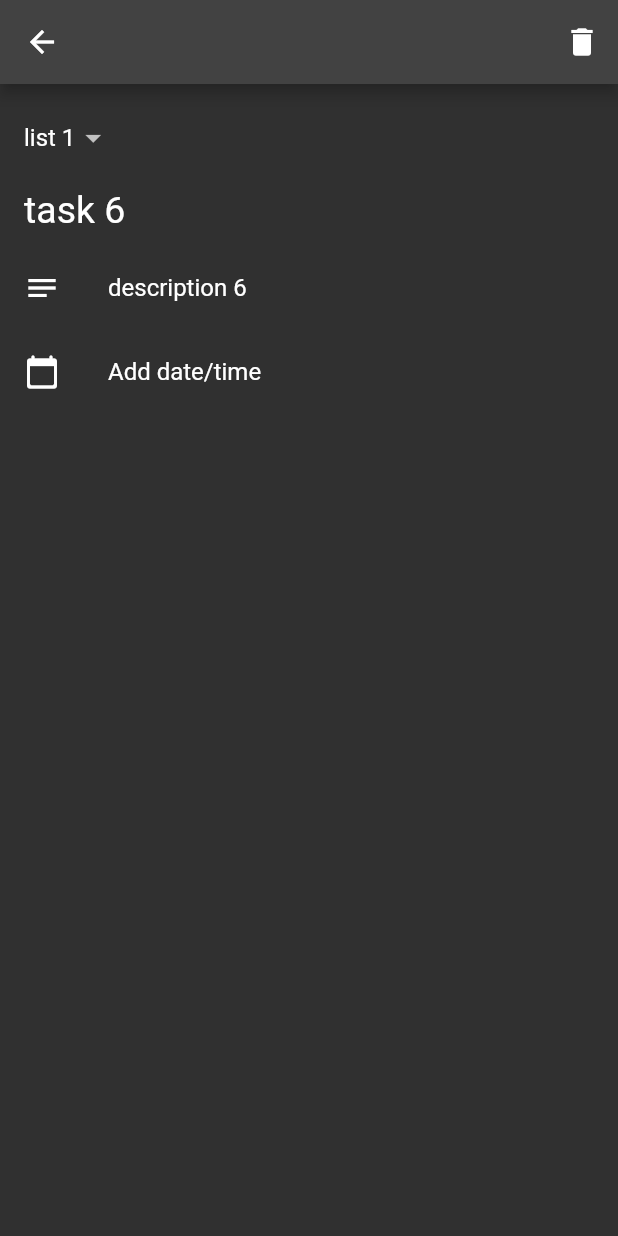
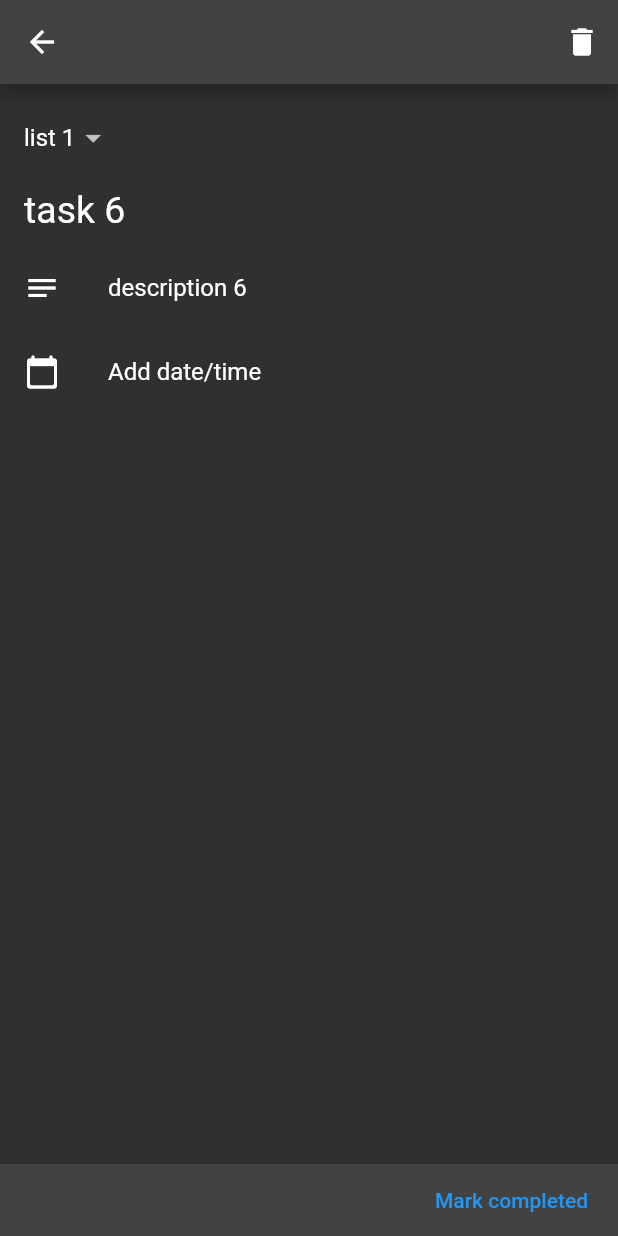
Before and after one commit to SrikantKanekar/TasksApp-Flutter, a Flutter app: the screen it shows after launch, after a tap on "task 6", on a phone screen of 412 x 824 dp. Run offline on Flutter 3.47's test engine with Material 2 defaults, Android fonts, the phone set to English and light mode, and no system bars; our stand-ins replace shared_preferences, sqflite; accounts and stored records are empty.

Commit message:
completing task ui

```diff
--- a/lib/main.dart
+++ b/lib/main.dart
@@ -1,7 +1,7 @@
 import 'package:flutter/material.dart';
-import 'package:tasks/screens/home_screen.dart';
-import 'package:tasks/screens/list_screen.dart';
-import 'package:tasks/screens/task_screen.dart';
+import 'package:tasks/screens/home_screen/home_screen.dart';
+import 'package:tasks/screens/list_screen/list_screen.dart';
+import 'package:tasks/screens/task_screen/task_screen.dart';
 
 void main() => runApp(const MyApp());
 
--- a/lib/screens/home_screen.dart
+++ b/lib/screens/home_screen/home_screen.dart
@@ -1,9 +1,9 @@
 import 'package:flutter/material.dart';
 import 'package:tasks/model/task_list.dart';
 import 'package:tasks/repository/data.dart';
-import 'package:tasks/widgets/my_bottom_bar.dart';
-import 'package:tasks/widgets/my_floating_button.dart';
-import 'package:tasks/widgets/task_list_widget.dart';
+import 'package:tasks/screens/home_screen/my_bottom_bar.dart';
+import 'package:tasks/screens/home_screen/my_floating_button.dart';
+import 'package:tasks/screens/home_screen/task_list_widget.dart';
 
 class HomeScreen extends StatefulWidget {
   const HomeScreen({Key? key}) : super(key: key);
@@ -38,6 +38,7 @@ class _HomeScreenState extends State<HomeScreen> {
               .map((list) => TaskListWidget(tasks: list.tasks))
               .toList(),
         ),
+        resizeToAvoidBottomInset: false,
         floatingActionButtonLocation: FloatingActionButtonLocation.centerDocked,
         floatingActionButton: const MyFloatingButton(),
         bottomNavigationBar: const MyBottomBar(),
--- a/lib/widgets/my_bottom_bar.dart
+++ b/lib/screens/home_screen/my_bottom_bar.dart
@@ -1,6 +1,6 @@
 import 'package:flutter/material.dart';
-import 'package:tasks/widgets/menu_botton_sheet.dart';
-import 'package:tasks/widgets/options_botton_sheet.dart';
+import 'package:tasks/screens/home_screen/menu_botton_sheet.dart';
+import 'package:tasks/screens/home_screen/options_botton_sheet.dart';
 
 class MyBottomBar extends StatelessWidget {
   const MyBottomBar({Key? key}) : super(key: key);
--- a/lib/widgets/options_botton_sheet.dart
+++ b/lib/screens/home_screen/options_botton_sheet.dart
@@ -1,5 +1,5 @@
 import 'package:flutter/material.dart';
-import 'package:tasks/screens/list_screen.dart';
+import 'package:tasks/screens/list_screen/list_screen.dart';
 
 class OptionsBottomSheet extends StatelessWidget {
   const OptionsBottomSheet({Key? key}) : super(key: key);
--- a/lib/widgets/task_item.dart
+++ b/lib/screens/home_screen/task_item.dart
@@ -1,6 +1,6 @@
 import 'package:flutter/material.dart';
 import 'package:tasks/model/task.dart';
-import 'package:tasks/screens/task_screen.dart';
+import 'package:tasks/screens/task_screen/task_screen.dart';
 
 class TaskItem extends StatelessWidget {
   final Task task;
--- a/lib/widgets/task_list_widget.dart
+++ b/lib/screens/home_screen/task_list_widget.dart
@@ -1,6 +1,6 @@
 import 'package:flutter/material.dart';
 import 'package:tasks/model/task.dart';
-import 'package:tasks/widgets/task_item.dart';
+import 'package:tasks/screens/home_screen/task_item.dart';
 
 class TaskListWidget extends StatefulWidget {
   final List<Task> tasks;
@@ -35,15 +35,13 @@ class _TaskListWidgetState extends State<TaskListWidget> {
       ListTile(
         contentPadding: const EdgeInsets.symmetric(horizontal: 26),
         title: Text('Completed (${completed.length})'),
-        trailing: IconButton(
-          onPressed: () {
-            setState(() {
-              expanded = !expanded;
-            });
-          },
-          icon: Icon(
-              expanded ? Icons.keyboard_arrow_up : Icons.keyboard_arrow_down),
-        ),
+        trailing: Icon(
+            expanded ? Icons.keyboard_arrow_up : Icons.keyboard_arrow_down),
+        onTap: () {
+          setState(() {
+            expanded = !expanded;
+          });
+        },
       ),
     );
     widgets.addAll(completedWidgets);
--- a/lib/screens/task_screen.dart
+++ b/lib/screens/task_screen/task_screen.dart
@@ -6,13 +6,14 @@ class TaskScreen extends StatelessWidget {
   static const routeName = '/task';
 
   TaskScreen({Key? key}) : super(key: key);
-  var titleController = TextEditingController();
-  var descController = TextEditingController();
+
+  final titleController = TextEditingController();
+  final descController = TextEditingController();
 
   @override
   Widget build(BuildContext context) {
     var task = ModalRoute.of(context)!.settings.arguments as Task;
-    var taskList = getParent(task);
+    var listName = getListName(task);
     titleController.text = task.name;
     descController.text = task.description;
 
@@ -22,7 +23,9 @@ class TaskScreen extends StatelessWidget {
           IconButton(
             tooltip: 'Delete',
             icon: const Icon(Icons.delete),
-            onPressed: () {},
+            onPressed: () {
+              // TODO(delete current task)
+            },
           ),
         ],
       ),
@@ -33,7 +36,7 @@ class TaskScreen extends StatelessWidget {
             padding: const EdgeInsets.only(left: 16, top: 12),
             child: DropdownButtonHideUnderline(
               child: DropdownButton(
-                value: taskList!,
+                value: listName!,
                 items: tasksLists
                     .map(
                       (list) => DropdownMenuItem(
@@ -42,18 +45,17 @@ class TaskScreen extends StatelessWidget {
                       ),
                     )
                     .toList(),
-                onChanged: (value){
-
-                },
+                onChanged: (value) {},
               ),
             ),
           ),
           TextField(
             controller: titleController,
             decoration: const InputDecoration(
-                contentPadding: EdgeInsets.symmetric(horizontal: 16),
-                hintText: 'Enter title',
-                border: InputBorder.none),
+              contentPadding: EdgeInsets.symmetric(horizontal: 16),
+              hintText: 'Enter title',
+              border: InputBorder.none,
+            ),
             style: const TextStyle(fontSize: 25),
           ),
           ListTile(
@@ -79,10 +81,25 @@ class TaskScreen extends StatelessWidget {
           )
         ],
       ),
+      bottomNavigationBar: BottomAppBar(
+        child: Padding(
+          padding: const EdgeInsets.only(right: 12),
+          child: Row(
+            mainAxisAlignment: MainAxisAlignment.end,
+            children: [
+              TextButton(
+                onPressed: () {},
+                child: Text(
+                    task.completed ? 'Mark uncompleted' : 'Mark completed'),
+              ),
+            ],
+          ),
+        ),
+      ),
     );
   }
 
-  String? getParent(Task task) {
+  String? getListName(Task task) {
     for (var list in tasksLists) {
       if (list.tasks.contains(task)) {
         return list.name;
--- a/lib/widgets/my_floating_button.dart
+++ /dev/null
@@ -1,18 +0,0 @@
-import 'package:flutter/material.dart';
-import 'package:tasks/screens/task_screen.dart';
-
-class MyFloatingButton extends StatelessWidget {
-  const MyFloatingButton({Key? key}) : super(key: key);
-
-  @override
-  Widget build(BuildContext context) {
-    return FloatingActionButton(
-      backgroundColor: Theme.of(context).colorScheme.surface,
-      foregroundColor: Theme.of(context).colorScheme.onSurface,
-      child: const Icon(Icons.add),
-      onPressed: () {
-        Navigator.pushNamed(context, TaskScreen.routeName);
-      },
-    );
-  }
-}
```
Also changed, not shown: lib/screens/home_screen/menu_botton_sheet.dart (renamed from lib/widgets/menu_botton_sheet.dart, +8 -4 lines), lib/screens/home_screen/my_floating_button.dart (added, +63 -0 lines), lib/screens/list_screen/list_screen.dart (renamed from lib/screens/list_screen.dart, +8 -8 lines).
